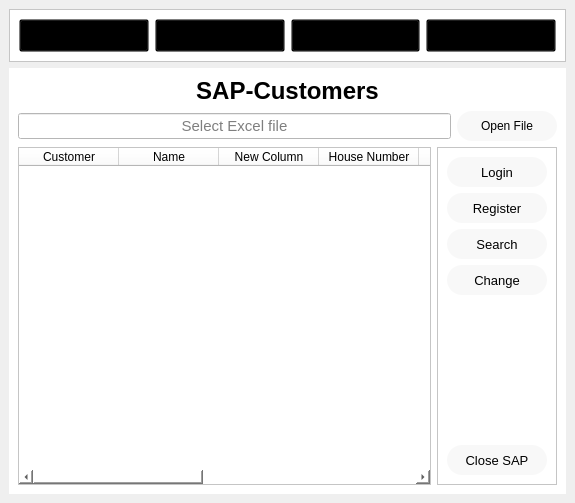
The window that ui_sap.ui (aodaru/sapCondMassMod) describes before a commit, drawn with Qt 5.
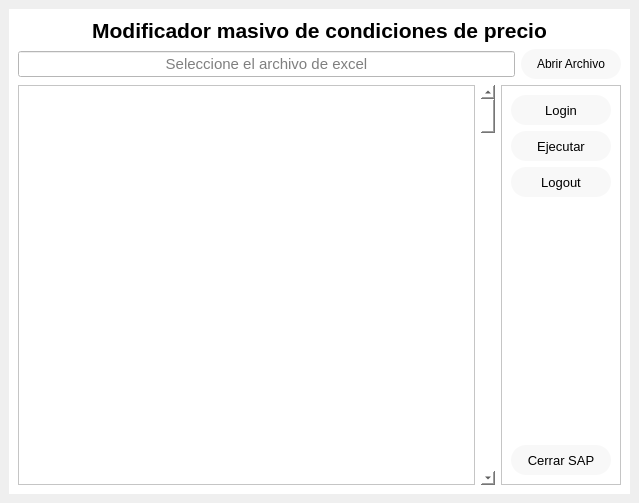
The same window after the commit. The open tabs and pages were chosen to show the change.

Commit message: Agregando el mise.toml y ui_sap

```diff
--- a/ui_sap.ui
+++ b/ui_sap.ui
@@ -6,7 +6,7 @@
    <rect>
     <x>0</x>
     <y>0</y>
-    <width>575</width>
+    <width>639</width>
     <height>503</height>
    </rect>
   </property>
@@ -15,145 +15,20 @@
   </property>
   <widget class="QWidget" name="centralwidget">
    <layout class="QVBoxLayout" name="verticalLayout">
-    <item>
-     <widget class="QFrame" name="frame">
-      <property name="styleSheet">
-       <string notr="true">QPushButton{
-	background-color: rgba(0,0,0,0);
-}
-
-QPushButton:hover{
-	color: rgb(255,255,255);
-	background-color: rgb(0,0,0);
-	border-radius: 15px;
-}
-
-QFrame{
-	background-color: rgb(255, 255, 255);
-}</string>
-      </property>
-      <property name="frameShape">
-       <enum>QFrame::StyledPanel</enum>
-      </property>
-      <property name="frameShadow">
-       <enum>QFrame::Raised</enum>
-      </property>
-      <layout class="QHBoxLayout" name="horizontalLayout">
-       <item>
-        <widget class="QPushButton" name="btn_home">
-         <property name="minimumSize">
-          <size>
-           <width>0</width>
-           <height>33</height>
-          </size>
-         </property>
-         <property name="font">
-          <font>
-           <pointsize>11</pointsize>
-          </font>
-         </property>
-         <property name="cursor">
-          <cursorShape>PointingHandCursor</cursorShape>
-         </property>
-         <property name="text">
-          <string>Home</string>
-         </property>
-        </widget>
-       </item>
-       <item>
-        <widget class="QPushButton" name="btn_sap">
-         <property name="minimumSize">
-          <size>
-           <width>0</width>
-           <height>33</height>
-          </size>
-         </property>
-         <property name="font">
-          <font>
-           <pointsize>11</pointsize>
-          </font>
-         </property>
-         <property name="cursor">
-          <cursorShape>PointingHandCursor</cursorShape>
-         </property>
-         <property name="text">
-          <string>SAP</string>
-         </property>
-        </widget>
-       </item>
-       <item>
-        <widget class="QPushButton" name="btn_about">
-         <property name="minimumSize">
-          <size>
-           <width>0</width>
-           <height>33</height>
-          </size>
-         </property>
-         <property name="font">
-          <font>
-           <pointsize>11</pointsize>
-          </font>
-         </property>
-         <property name="cursor">
-          <cursorShape>PointingHandCursor</cursorShape>
-         </property>
-         <property name="text">
-          <string>About</string>
-         </property>
-        </widget>
-       </item>
-       <item>
-        <widget class="QPushButton" name="btn_contact">
-         <property name="minimumSize">
-          <size>
-           <width>0</width>
-           <height>33</height>
-          </size>
-         </property>
-         <property name="font">
-          <font>
-           <pointsize>11</pointsize>
-          </font>
-         </property>
-         <property name="cursor">
-          <cursorShape>PointingHandCursor</cursorShape>
-         </property>
-         <property name="styleSheet">
-          <string notr="true"/>
-         </property>
-         <property name="text">
-          <string>Contacts</string>
-         </property>
-        </widget>
-       </item>
-      </layout>
-     </widget>
-    </item>
     <item>
      <widget class="QStackedWidget" name="Pages">
       <property name="styleSheet">
        <string notr="true">background-color: rgb(255, 255, 255)</string>
       </property>
       <property name="currentIndex">
-       <number>3</number>
+       <number>0</number>
       </property>
-      <widget class="QWidget" name="pg_home">
-       <layout class="QVBoxLayout" name="verticalLayout_2">
-        <item>
-         <widget class="QLabel" name="label">
-          <property name="text">
-           <string>&lt;html&gt;&lt;head/&gt;&lt;body&gt;&lt;p align=&quot;center&quot;&gt;&lt;span style=&quot; font-size:48pt; font-weight:600;&quot;&gt;TEST PY&lt;/span&gt;&lt;/p&gt;&lt;p align=&quot;center&quot;&gt;&lt;span style=&quot; font-size:18pt;&quot;&gt;FJ&lt;/span&gt;&lt;/p&gt;&lt;/body&gt;&lt;/html&gt;</string>
-          </property>
-         </widget>
-        </item>
-       </layout>
-      </widget>
       <widget class="QWidget" name="pg_sap">
        <layout class="QVBoxLayout" name="verticalLayout_4">
         <item>
          <widget class="QLabel" name="label_2">
           <property name="text">
-           <string>&lt;html&gt;&lt;head/&gt;&lt;body&gt;&lt;p align=&quot;center&quot;&gt;&lt;span style=&quot; font-size:18pt; font-weight:600;&quot;&gt;SAP-Customers&lt;/span&gt;&lt;/p&gt;&lt;/body&gt;&lt;/html&gt;</string>
+           <string>&lt;html&gt;&lt;head/&gt;&lt;body&gt;&lt;p align=&quot;center&quot;&gt;&lt;span style=&quot; font-size:16pt; font-weight:600;&quot;&gt;Modificador masivo de condiciones de precio&lt;/span&gt;&lt;/p&gt;&lt;/body&gt;&lt;/html&gt;</string>
           </property>
          </widget>
         </item>
@@ -173,7 +48,7 @@
              <set>Qt::AlignCenter</set>
             </property>
             <property name="placeholderText">
-             <string>Select Excel file</string>
+             <string>Seleccione el archivo de excel</string>
             </property>
            </widget>
           </item>
@@ -198,7 +73,7 @@
 }</string>
             </property>
             <property name="text">
-             <string>Open File</string>
+             <string>Abrir Archivo</string>
             </property>
            </widget>
           </item>
@@ -207,52 +82,17 @@
         <item>
          <layout class="QHBoxLayout" name="horizontalLayout_3">
           <item>
-           <widget class="QTableWidget" name="tb_customers">
-            <column>
-             <property name="text">
-              <string>Customer</string>
-             </property>
-            </column>
-            <column>
-             <property name="text">
-              <string>Name</string>
-             </property>
-            </column>
-            <column>
-             <property name="text">
-              <string>New Column</string>
-             </property>
-            </column>
-            <column>
-             <property name="text">
-              <string>House Number</string>
-             </property>
-            </column>
-            <column>
-             <property name="text">
-              <string>Postal Code</string>
-             </property>
-            </column>
-            <column>
-             <property name="text">
-              <string>City</string>
-             </property>
-            </column>
-            <column>
-             <property name="text">
-              <string>Region</string>
-             </property>
-            </column>
-            <column>
-             <property name="text">
-              <string>New Column</string>
-             </property>
-            </column>
-            <column>
-             <property name="text">
-              <string>Search Term</string>
-             </property>
-            </column>
+           <widget class="QPlainTextEdit" name="plainTextEdit">
+            <property name="readOnly">
+             <bool>true</bool>
+            </property>
+           </widget>
+          </item>
+          <item>
+           <widget class="QScrollBar" name="verticalScrollBar">
+            <property name="orientation">
+             <enum>Qt::Vertical</enum>
+            </property>
            </widget>
           </item>
           <item>
@@ -298,7 +138,7 @@
               </widget>
              </item>
              <item>
-              <widget class="QPushButton" name="btn_register">
+              <widget class="QPushButton" name="btn_ejecutar">
                <property name="minimumSize">
                 <size>
                  <width>100</width>
@@ -314,12 +154,12 @@
                 <cursorShape>PointingHandCursor</cursorShape>
                </property>
                <property name="text">
-                <string>Register</string>
+                <string>Ejecutar</string>
                </property>
               </widget>
              </item>
              <item>
-              <widget class="QPushButton" name="btn_search">
+              <widget class="QPushButton" name="btn_logout">
                <property name="minimumSize">
                 <size>
                  <width>100</width>
@@ -335,28 +175,7 @@
                 <cursorShape>PointingHandCursor</cursorShape>
                </property>
                <property name="text">
-                <string>Search</string>
-               </property>
-              </widget>
-             </item>
-             <item>
-              <widget class="QPushButton" name="btn_change">
-               <property name="minimumSize">
-                <size>
-                 <width>100</width>
-                 <height>30</height>
-                </size>
-               </property>
-               <property name="font">
-                <font>
-                 <pointsize>10</pointsize>
-                </font>
-               </property>
-               <property name="cursor">
-                <cursorShape>PointingHandCursor</cursorShape>
-               </property>
-               <property name="text">
-                <string>Change</string>
+                <string>Logout</string>
                </property>
               </widget>
              </item>
@@ -390,7 +209,7 @@
                 <cursorShape>PointingHandCursor</cursorShape>
                </property>
                <property name="text">
-                <string>Close SAP</string>
+                <string>Cerrar SAP</string>
                </property>
               </widget>
              </item>
@@ -401,36 +220,6 @@
         </item>
        </layout>
       </widget>
-      <widget class="QWidget" name="pg_about">
-       <widget class="QLabel" name="label_3">
-        <property name="geometry">
-         <rect>
-          <x>0</x>
-          <y>20</y>
-          <width>539</width>
-          <height>29</height>
-         </rect>
-        </property>
-        <property name="text">
-         <string>&lt;html&gt;&lt;head/&gt;&lt;body&gt;&lt;p align=&quot;center&quot;&gt;&lt;span style=&quot; font-size:18pt; font-weight:600;&quot;&gt;About&lt;/span&gt;&lt;/p&gt;&lt;/body&gt;&lt;/html&gt;</string>
-        </property>
-       </widget>
-      </widget>
-      <widget class="QWidget" name="pg_contacts">
-       <widget class="QLabel" name="label_4">
-        <property name="geometry">
-         <rect>
-          <x>10</x>
-          <y>10</y>
-          <width>539</width>
-          <height>29</height>
-         </rect>
-        </property>
-        <property name="text">
-         <string>&lt;html&gt;&lt;head/&gt;&lt;body&gt;&lt;p align=&quot;center&quot;&gt;&lt;span style=&quot; font-size:18pt; font-weight:600;&quot;&gt;Contacts&lt;/span&gt;&lt;/p&gt;&lt;/body&gt;&lt;/html&gt;</string>
-        </property>
-       </widget>
-      </widget>
      </widget>
     </item>
    </layout>
```
The commit also changes 1 other file.
